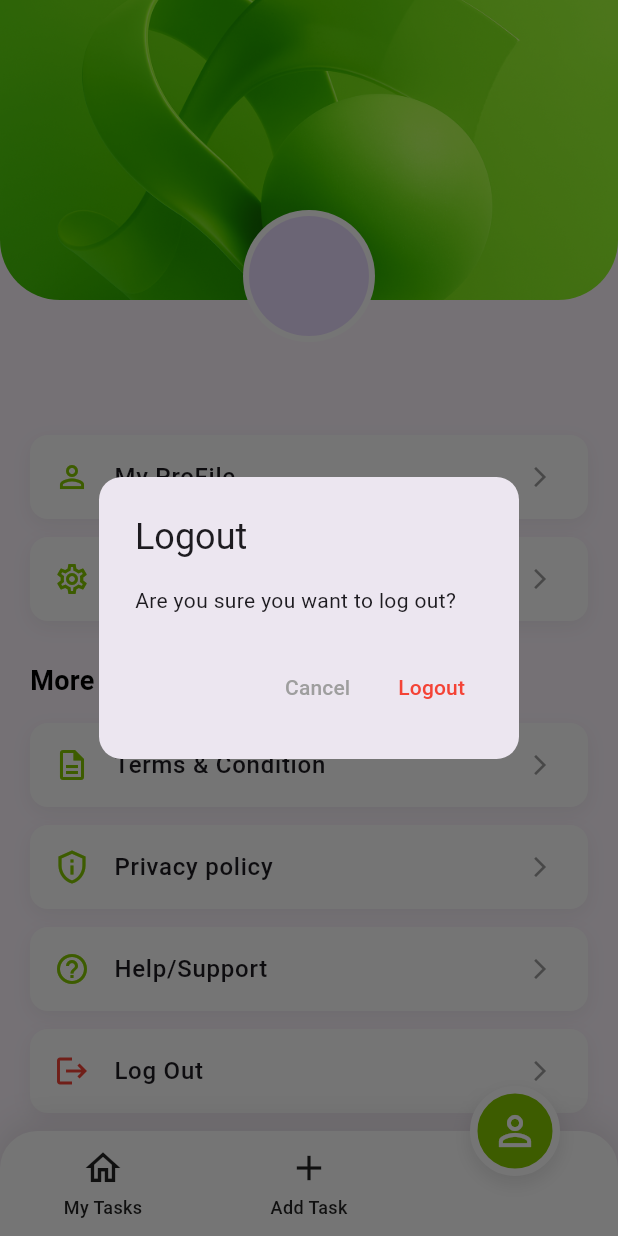
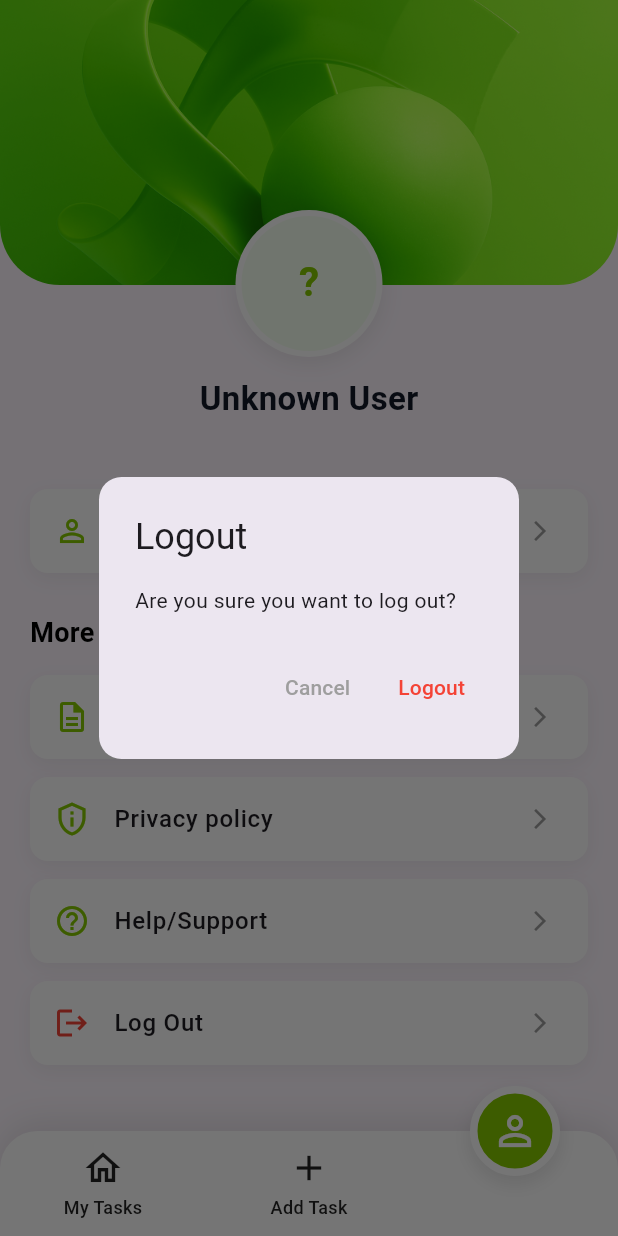
Before and after one commit to abdurrakibrafi/flutter_batch_two_assignment, a Flutter app: the DashboardView screen opened directly, item 3 of the bottom bar chosen, after a tap on "Log Out", on a phone screen of 412 x 824 dp. Run offline on Flutter 3.47's test engine with Material 3 defaults, Android fonts, the phone set to English and light mode, and no system bars; our stand-ins replace flutter_spinkit, flutter_widget_from_html, fluttertoast, get, get_storage, google_fonts and 2 more; accounts and stored records are empty; network calls fail.

Commit message:
Add profile API, My Profile and Edit Profile pages, and logout
- Fetch user profile (GET /user/profile) into ProfileModel via GetProfileController
- Separate My Profile page and Edit Profile page (PUT /user/profile)
- Shared ProfileAvatar (base64 image or initials) and ProfileInfoRow widgets
- Logout removes access_token and navigates to the login screen
- Home header shows the user's name and email from the profile

Co-Authored-By: Claude Opus 5.5 <noreply@anthropic.com>

```diff
--- a/lib/constant/api_urls.dart
+++ b/lib/constant/api_urls.dart
@@ -19,4 +19,7 @@ class ApiUrl {
 
   /// GET (list) / POST (create) -- delete er jonno "$tasks/{id}"
   static const String tasks = "$baseUrl/tasks";
+
+  /// GET -- login kora user er profile
+  static const String profile = "$baseUrl/user/profile";
 }
--- a/lib/view/home_view/widgets/home_header.dart
+++ b/lib/view/home_view/widgets/home_header.dart
@@ -1,40 +1,50 @@
 import 'package:flutter/material.dart';
+import 'package:get/get.dart';
+
+import '../../profile_view/controller/get_profile_controller.dart';
+import '../../profile_view/widgets/profile_avatar.dart';
 
 class HomeHeader extends StatelessWidget {
   const HomeHeader({super.key});
 
   @override
   Widget build(BuildContext context) {
+    /// profile api theke asha name ar email dekhabo
+    final GetProfileController profileController = Get.find<GetProfileController>();
+
     return Padding(
       padding: const EdgeInsets.only(top: 20, left: 20, right: 20),
-      child: Row(
+      child: Obx(() {
+        final profile = profileController.profileData.value;
+
+        return Row(
           children: [
-          const CircleAvatar(
-            radius: 28,
-            backgroundImage: NetworkImage(
-              'https://img.freepik.com/free-photo/handsome-bearded-guy-posing-against-white-wall_273609-20597.jpg',
-            ),
-          ),
+            ProfileAvatar(profile: profile, radius: 28),
             const SizedBox(width: 15),
-          Column(
+            Expanded(
+              child: Column(
                 crossAxisAlignment: CrossAxisAlignment.start,
                 children: [
-              const Text(
-                'Hello Mojahid',
-                style: TextStyle(
+                  Text(
+                    profile.fullName.isEmpty ? 'Hello' : 'Hello ${profile.fullName}',
+                    overflow: TextOverflow.ellipsis,
+                    style: const TextStyle(
                       fontSize: 20,
                       fontWeight: FontWeight.bold,
                       color: Colors.black,
                     ),
                   ),
                   Text(
-                'Welcome to Task Manager',
+                    profile.gmail ?? '',
+                    overflow: TextOverflow.ellipsis,
                     style: TextStyle(fontSize: 14, color: Colors.grey[600]),
                   ),
                 ],
               ),
+            ),
           ],
-      ),
+        );
+      }),
     );
   }
 }
--- a/lib/view/navigation_menu/navigation_menu.dart
+++ b/lib/view/navigation_menu/navigation_menu.dart
@@ -3,6 +3,7 @@ import 'package:get/get.dart';
 import 'package:flutter_batch_two_assignment/view/home_view/home_view.dart';
 import 'package:flutter_batch_two_assignment/view/profile_view/proflle_view.dart';
 import 'package:flutter_batch_two_assignment/view/home_view/widgets/custom_bottom_nav.dart';
+import 'package:flutter_batch_two_assignment/view/profile_view/controller/get_profile_controller.dart';
 import 'package:flutter_batch_two_assignment/view/task_view/add_task_view.dart';
 import 'package:flutter_batch_two_assignment/view/task_view/controller/create_task_controller.dart';
 import 'package:flutter_batch_two_assignment/view/task_view/controller/delete_task_controller.dart';
@@ -22,6 +23,7 @@ class _DashboardViewState extends State<DashboardView> {
   final GetAllTaskController getAllTaskController = Get.put(GetAllTaskController());
   final CreateTaskController createTaskController = Get.put(CreateTaskController());
   final DeleteTaskController deleteTaskController = Get.put(DeleteTaskController());
+  final GetProfileController getProfileController = Get.put(GetProfileController());
 
   late final List<Widget> _screens = [
     const HomeView(),
--- /dev/null
+++ b/lib/view/profile_view/controller/get_profile_controller.dart
@@ -0,0 +1,62 @@
+// ignore_for_file: avoid_print
+
+import 'dart:convert';
+import 'package:get/get.dart';
+import 'package:http/http.dart' as http;
+import '../../../constant/api_urls.dart';
+import '../../../constant/local_storage.dart';
+import '../../../utils/custom_toast_message.dart';
+import '../model/profile_model.dart';
+
+class GetProfileController extends GetxController {
+
+  var isLoading = false.obs;
+
+  final StorageService _storageService = StorageService();
+
+  /// eikhane profile er data thakbe
+  var profileData = ProfileData().obs;
+
+  @override
+  void onInit() {
+    super.onInit();
+    getProfile();
+  }
+
+  Future<void> getProfile() async {
+    try {
+      isLoading(true);
+
+      String token = _storageService.read<String>('access_token') ?? '';
+
+      var response = await http.get(
+        Uri.parse(ApiUrl.profile),
+        headers: {
+          'Content-Type': 'application/json',
+          'Authorization': 'Bearer $token',
+        },
+      );
+
+      /// json ta k venge use korben jsonDecode()
+      var responseBody = jsonDecode(response.body);
+
+      print("get profile ========== ${response.statusCode} ${response.body}");
+
+      if (responseBody['success'] == true) {
+        ProfileModel profileModel = ProfileModel.fromJson(responseBody);
+        profileData.value = profileModel.data ?? ProfileData();
+      } else {
+        String errorMessage = responseBody['message'] ?? 'Failed to load profile';
+        CustomToast.showToast(errorMessage, isError: true);
+      }
+    } catch (error) {
+      CustomToast.showToast(
+        "Something went wrong. Please check your connection.",
+        isError: true,
+      );
+      print("Get profile error: $error");
+    } finally {
+      isLoading(false);
+    }
+  }
+}
--- /dev/null
+++ b/lib/view/profile_view/model/profile_model.dart
@@ -0,0 +1,60 @@
+class ProfileModel {
+  ProfileModel({
+    this.success,
+    this.message,
+    this.data,
+  });
+
+  bool? success;
+  String? message;
+  ProfileData? data;
+
+  factory ProfileModel.fromJson(Map<String, dynamic> json) {
+    return ProfileModel(
+      success: json["success"],
+      message: json["message"],
+      data: json["data"] == null ? null : ProfileData.fromJson(json["data"]),
+    );
+  }
+}
+
+class ProfileData {
+  ProfileData({
+    this.uuid,
+    this.firstName,
+    this.lastName,
+    this.address,
+    this.base64Image,
+    this.gmail,
+    this.isVerified,
+    this.createAt,
+    this.updateAt,
+  });
+
+  String? uuid;
+  String? firstName;
+  String? lastName;
+  String? address;
+  String? base64Image;
+  String? gmail;
+  bool? isVerified;
+  DateTime? createAt;
+  DateTime? updateAt;
+
+  /// first name + last name
+  String get fullName => "${firstName ?? ''} ${lastName ?? ''}".trim();
+
+  factory ProfileData.fromJson(Map<String, dynamic> json) {
+    return ProfileData(
+      uuid: json["uuid"],
+      firstName: json["first_name"],
+      lastName: json["last_name"],
+      address: json["address"],
+      base64Image: json["base64Image"],
+      gmail: json["gmail"],
+      isVerified: json["is_verified"],
+      createAt: DateTime.tryParse(json["create_At"] ?? ""),
+      updateAt: DateTime.tryParse(json["update_At"] ?? ""),
+    );
+  }
+}
--- a/lib/view/profile_view/proflle_view.dart
+++ b/lib/view/profile_view/proflle_view.dart
@@ -1,7 +1,15 @@
 import 'package:flutter/material.dart';
 import 'package:flutter_batch_two_assignment/constant/api_urls.dart';
+import 'package:flutter_batch_two_assignment/constant/app_colors.dart';
+import 'package:flutter_batch_two_assignment/constant/local_storage.dart';
+import 'package:flutter_batch_two_assignment/utils/custom_loader.dart';
+import 'package:flutter_batch_two_assignment/view/auth_view/login_view.dart';
+import 'package:flutter_batch_two_assignment/view/profile_view/controller/get_profile_controller.dart';
 import 'package:flutter_batch_two_assignment/view/profile_view/help_support_view.dart';
 import 'package:flutter_batch_two_assignment/view/profile_view/legal_view.dart';
+import 'package:flutter_batch_two_assignment/view/profile_view/edit_profile_view.dart';
+import 'package:flutter_batch_two_assignment/view/profile_view/my_profile_view.dart';
+import 'package:flutter_batch_two_assignment/view/profile_view/widgets/profile_avatar.dart';
 import 'package:flutter_batch_two_assignment/view/profile_view/widgets/profile_menu_item.dart';
 import 'package:get/get.dart';
 
@@ -22,8 +30,12 @@ class ProflleView extends StatelessWidget {
               child: const Text("Cancel", style: TextStyle(color: Colors.grey)),
             ),
             TextButton(
-              onPressed: () {
-                Get.back();
+              onPressed: () async {
+                /// logout e shudhu access token remove kori
+                await StorageService().remove('access_token');
+
+                /// login screen e niye jai, pichoner sob page remove kore
+                Get.offAll(() => LoginScreen());
                 Get.snackbar("Logged Out", "You have been successfully logged out",
                     snackPosition: SnackPosition.BOTTOM);
               },
@@ -37,11 +49,24 @@ class ProflleView extends StatelessWidget {
 
   @override
   Widget build(BuildContext context) {
-    return SingleChildScrollView(
+    final GetProfileController controller = Get.find<GetProfileController>();
+
+    return Obx(() {
+      if (controller.isLoading.value && controller.profileData.value.uuid == null) {
+        return const CustomLoader();
+      }
+
+      final profile = controller.profileData.value;
+
+      return RefreshIndicator(
+        color: AppColors.primary,
+        onRefresh: controller.getProfile,
+        child: SingleChildScrollView(
+          physics: const AlwaysScrollableScrollPhysics(),
           child: Column(
             children: [
               SizedBox(
-            height: 280,
+                height: 250,
                 child: Stack(
                   alignment: Alignment.center,
                   children: [
@@ -49,7 +74,7 @@ class ProflleView extends StatelessWidget {
                     Align(
                       alignment: Alignment.topCenter,
                       child: Container(
-                    height: 200,
+                        height: 190,
                         width: double.infinity,
                         decoration: const BoxDecoration(
                           image: DecorationImage(
@@ -68,40 +93,67 @@ class ProflleView extends StatelessWidget {
                       top: 140,
                       child: Container(
                         padding: const EdgeInsets.all(4),
-                    decoration: const BoxDecoration(
+                        decoration: BoxDecoration(
                           color: Colors.white,
                           shape: BoxShape.circle,
+                          boxShadow: [
+                            BoxShadow(
+                              color: Colors.black.withOpacity(0.08),
+                              blurRadius: 12,
+                              offset: const Offset(0, 4),
                             ),
-                    child: const CircleAvatar(
-                      radius: 40,
-                      backgroundImage: NetworkImage(
-                        'https://img.freepik.com/free-photo/handsome-bearded-guy-posing-against-white-wall_273609-20597.jpg',
+                          ],
                         ),
-                    ),
+                        child: ProfileAvatar(profile: profile),
                       ),
                     ),
                   ],
                 ),
               ),
 
-          const SizedBox(height: 10),
+              // Name + verified badge
+              Padding(
+                padding: const EdgeInsets.symmetric(horizontal: 20),
+                child: Row(
+                  mainAxisAlignment: MainAxisAlignment.center,
+                  children: [
+                    Flexible(
+                      child: Text(
+                        profile.fullName.isEmpty ? 'Unknown User' : profile.fullName,
+                        overflow: TextOverflow.ellipsis,
+                        style: const TextStyle(
+                          fontSize: 22,
+                          fontWeight: FontWeight.bold,
+                          color: AppColors.textPrimary,
+                        ),
+                      ),
+                    ),
+                    if (profile.isVerified == true) ...[
+                      const SizedBox(width: 6),
+                      const Icon(Icons.verified, color: AppColors.primary, size: 20),
+                    ],
+                  ],
+                ),
+              ),
+              const SizedBox(height: 4),
+              Text(
+                profile.gmail ?? '',
+                style: const TextStyle(fontSize: 14, color: AppColors.textSecondary),
+              ),
+              const SizedBox(height: 20),
 
-          // Menu Items
               Padding(
                 padding: const EdgeInsets.symmetric(horizontal: 20),
                 child: Column(
                   crossAxisAlignment: CrossAxisAlignment.start,
                   children: [
+                    /// profile er details alada page e dekhabe
                     ProfileMenuItem(
                       icon: Icons.person_outline,
-                  title: 'My ProFile',
-                  onTap: () {},
+                      title: 'My Profile',
+                      onTap: () => Get.to(() => const MyProfileView()),
                     ),
-                ProfileMenuItem(
-                  icon: Icons.settings_outlined,
-                  title: 'Account Setting',
-                  onTap: () {},
-                ),
+
 
                     const SizedBox(height: 15),
                     const Text(
@@ -113,7 +165,6 @@ class ProflleView extends StatelessWidget {
                       ),
                     ),
                     const SizedBox(height: 15),
-
 
                     /// terms and conditions dekhabe
                     ProfileMenuItem(
@@ -127,9 +178,7 @@ class ProflleView extends StatelessWidget {
                       },
                     ),
 
-
                     /// eikhane click korle amk privacy policy dekhabe
-
                     ProfileMenuItem(
                       icon: Icons.privacy_tip_outlined,
                       title: 'Privacy policy',
@@ -140,9 +189,6 @@ class ProflleView extends StatelessWidget {
                             ));
                       },
                     ),
-
-
-
 
                     ProfileMenuItem(
                       icon: Icons.help_outline,
@@ -168,6 +214,8 @@ class ProflleView extends StatelessWidget {
               ),
             ],
           ),
+        ),
       );
+    });
   }
 }
--- /dev/null
+++ b/lib/view/profile_view/widgets/profile_avatar.dart
@@ -0,0 +1,43 @@
+import 'dart:convert';
+
+import 'package:flutter/material.dart';
+
+import '../../../constant/app_colors.dart';
+import '../model/profile_model.dart';
+
+/// base64Image thakle seta dekhabe, na thakle name er first letter
+class ProfileAvatar extends StatelessWidget {
+  final ProfileData profile;
+  final double radius;
+
+  const ProfileAvatar({super.key, required this.profile, this.radius = 45});
+
+  @override
+  Widget build(BuildContext context) {
+    final image = profile.base64Image ?? '';
+    if (image.isNotEmpty) {
+      try {
+        final bytes = base64Decode(image.contains(',') ? image.split(',').last : image);
+        return CircleAvatar(radius: radius, backgroundImage: MemoryImage(bytes));
+      } catch (_) {}
+    }
+
+    final initials = [profile.firstName, profile.lastName]
+        .where((e) => e != null && e.isNotEmpty)
+        .map((e) => e![0].toUpperCase())
+        .join();
+
+    return CircleAvatar(
+      radius: radius,
+      backgroundColor: AppColors.lightGreen,
+      child: Text(
+        initials.isEmpty ? '?' : initials,
+        style: TextStyle(
+          fontSize: radius * 0.6,
+          fontWeight: FontWeight.bold,
+          color: AppColors.primary,
+        ),
+      ),
+    );
+  }
+}
```
Also changed, not shown: lib/view/profile_view/controller/update_profile_controller.dart (added, +69 -0 lines), lib/view/profile_view/edit_profile_view.dart (added, +128 -0 lines), lib/view/profile_view/my_profile_view.dart (added, +174 -0 lines), lib/view/profile_view/widgets/profile_info_row.dart (added, +56 -0 lines). Lines whose indentation alone changed are shown as unchanged.
